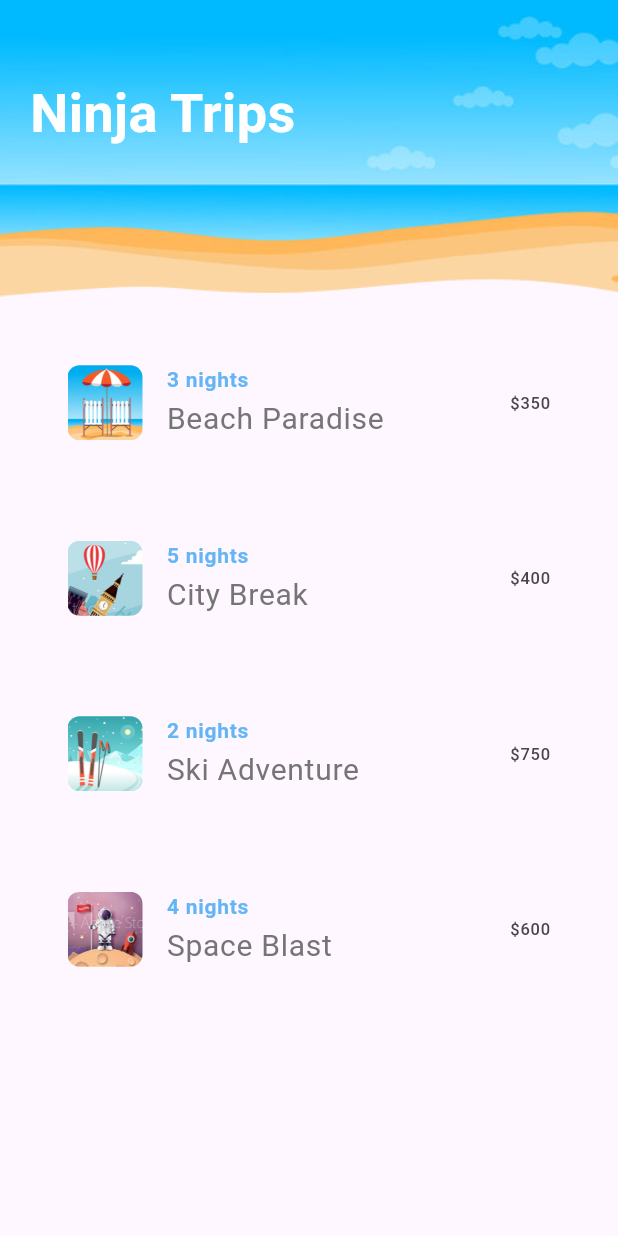
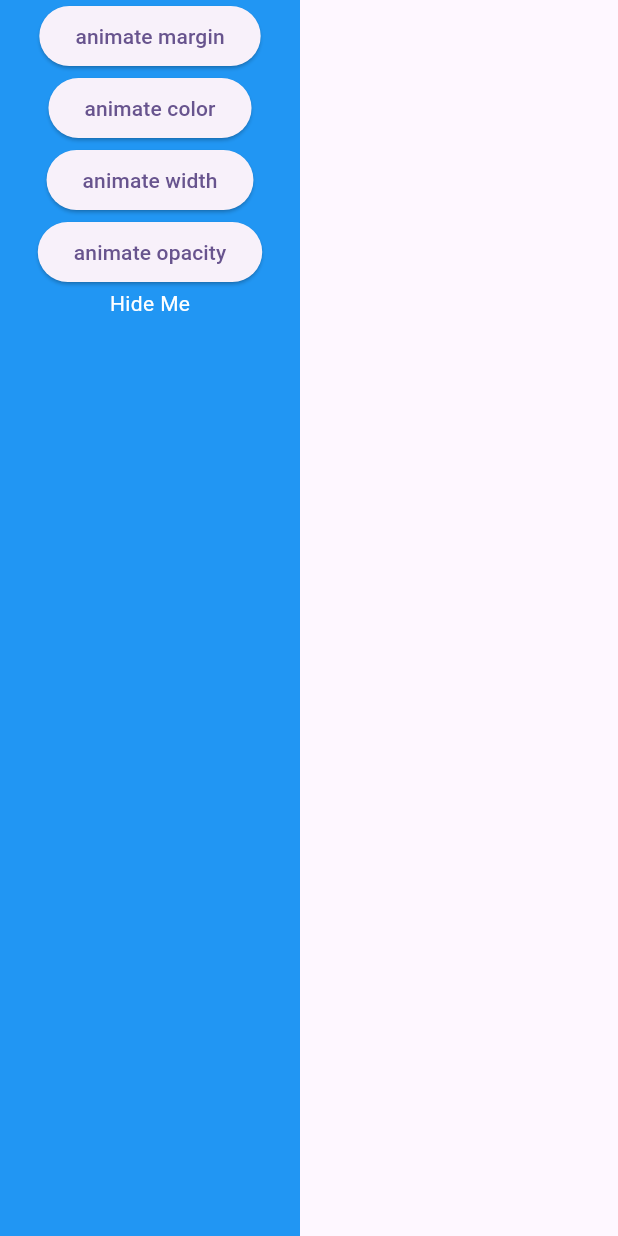
Before and after one commit to tarik1bosunia/ninja-trips, a Flutter app: the screen it shows after launch, on a phone screen of 412 x 824 dp. Run offline on Flutter 3.47's test engine with Material 2 defaults, Android fonts, the light colour scheme and no system bars; missing offline and left inert: lorem_ipsum_generator.

Commit message:
Built-in Animations : implicit animations

```diff
--- a/lib/main.dart
+++ b/lib/main.dart
@@ -1,5 +1,6 @@
 import 'package:flutter/material.dart';
 import 'package:ninja_trips/screens/home.dart';
+import 'package:ninja_trips/screens/sandbox.dart';
 
 void main() {
   runApp(const MyApp());
@@ -32,7 +33,8 @@ class MyApp extends StatelessWidget {
         colorScheme: ColorScheme.fromSeed(seedColor: Colors.deepPurple),
         useMaterial3: true,
       ),
-      home: const Home(title: 'Ninja Trips',),
+      home: const Sandbox(),
+      // home: const Home(title: 'Ninja Trips',),
     );
   }
 }
--- /dev/null
+++ b/lib/screens/sandbox.dart
@@ -0,0 +1,57 @@
+import 'package:flutter/material.dart';
+
+class Sandbox extends StatefulWidget {
+  const Sandbox({super.key});
+
+  @override
+  State<Sandbox> createState() => _SandboxState();
+}
+
+class _SandboxState extends State<Sandbox> {
+  double _opacity = 1;
+  double _margin = 0;
+  double _width = 200;
+  Color _color = Colors.blue;
+
+  @override
+  Widget build(BuildContext context) {
+    return Scaffold(
+      body: AnimatedContainer(
+        duration: const Duration(seconds: 1),
+        margin: EdgeInsets.all(_margin),
+        width: _width,
+        color: _color,
+        child: Column(
+          crossAxisAlignment: CrossAxisAlignment.center,
+          children: <Widget>[
+            ElevatedButton(
+              onPressed: () => setState(() => _margin = 50),
+              child: const Text("animate margin"),
+            ),
+            ElevatedButton(
+              onPressed: () => setState(() => _color = Colors.purple),
+              child: const Text("animate color"),
+            ),
+            ElevatedButton(
+              onPressed: () => setState(() => _width = 400),
+              child: const Text("animate width"),
+            ),
+            ElevatedButton(
+              onPressed: () => setState(() => _opacity = 0),
+              child: const Text("animate opacity"),
+            ),
+            AnimatedOpacity(
+              opacity: _opacity,
+              duration: const Duration(seconds: 2),
+              child: const Text(
+                  "Hide Me",
+                  style: TextStyle(color: Colors.white),
+              ),
+
+            )
+          ],
+        ),
+      ),
+    );
+  }
+}
```
